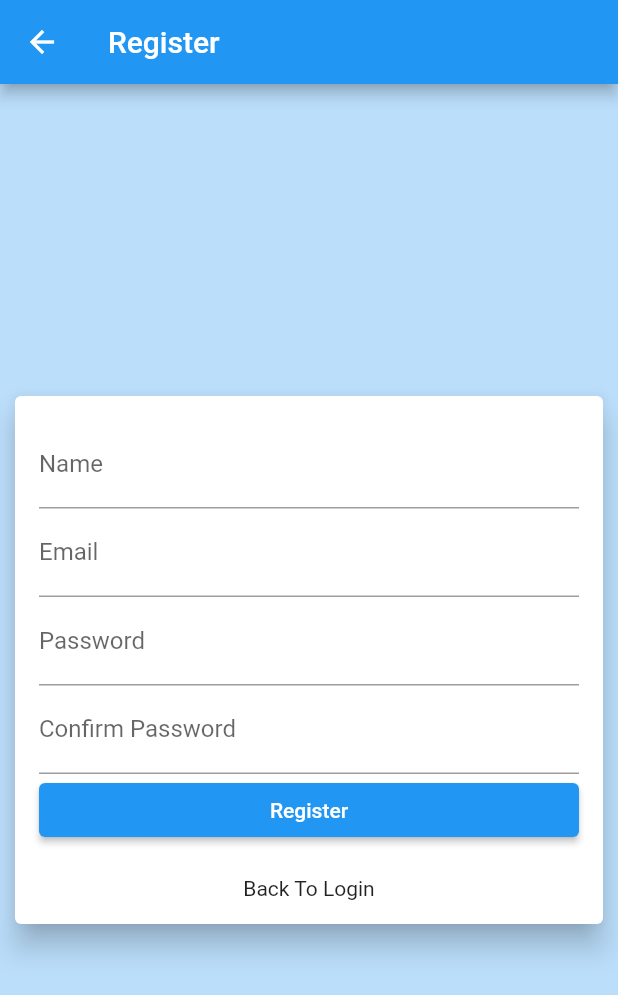
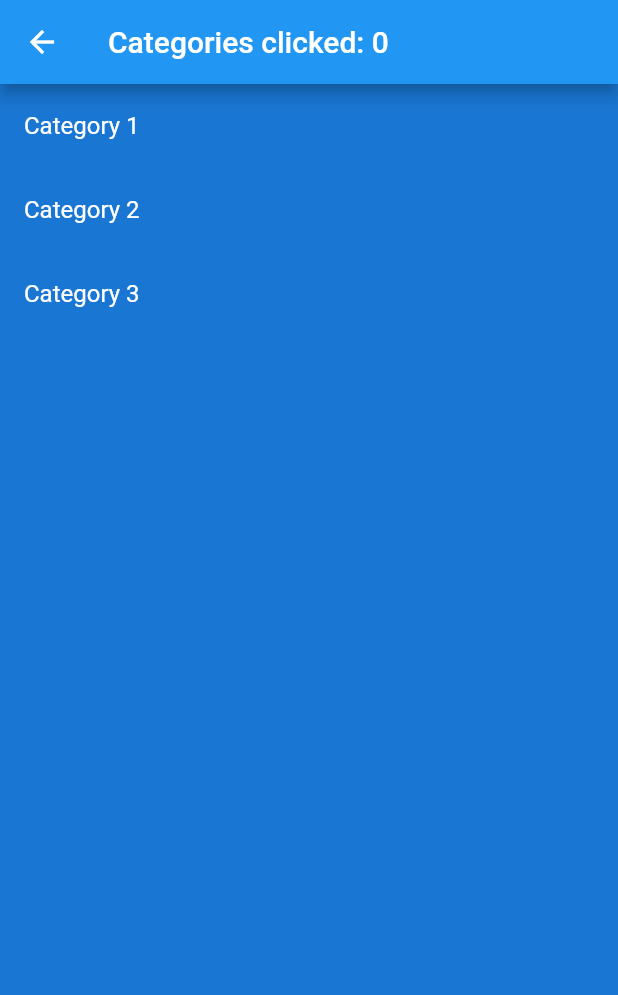
Before and after one commit to ahmadhafis/flutter_app, a Flutter app: the Register screen opened by its route, after a tap on "Register", on a phone screen of 412 x 824 dp. Shown: the top 995 px of the screen. Run offline on Flutter 3.47's test engine with Material 2 defaults, Android fonts, the phone set to English and light mode, and no system bars.

Commit message:
Add Categories Screen

```diff
--- a/lib/main.dart
+++ b/lib/main.dart
@@ -1,4 +1,5 @@
 import 'package:flutter/material.dart';
+import 'package:flutter_app/screens/categories.dart';
 import 'package:flutter_app/screens/login.dart';
 import 'package:flutter_app/screens/register.dart';
 
@@ -11,10 +12,12 @@ class MyApp extends StatelessWidget {
   Widget build(BuildContext context) {
     return MaterialApp(
       title: 'Material App',
+      debugShowCheckedModeBanner: false,
       home: Login(),
       routes: {
         '/login': (context) => Login(),
         '/register': (context) => Register(),
+        '/categories': (context) => Categories()
       },
     );
   }
--- /dev/null
+++ b/lib/screens/categories.dart
@@ -0,0 +1,49 @@
+// ignore_for_file: prefer_const_constructors
+import 'package:flutter/material.dart';
+
+class Categories extends StatefulWidget {
+  const Categories({
+    Key key
+    }) : super(key: key);
+
+  @override
+  State<Categories> createState() => _CategoriesState();
+}
+
+class _CategoriesState extends State<Categories> {
+  final List<String> categories = [
+    'Category 1',
+    'Category 2',
+    'Category 3',
+  ];
+
+  int clicked = 0;
+
+  @override
+  Widget build(BuildContext context) {
+    return Scaffold(
+      appBar: AppBar(
+        title: Text('Categories clicked: ' + clicked.toString()),
+      ),
+      body: Container(
+        color: Theme.of(context).primaryColorDark,
+        child: Center(
+          child: ListView.builder(
+            itemCount: categories.length,
+            itemBuilder: (BuildContext context, int index) {
+              return ListTile(
+                title: Text(
+                  categories[index],
+                  style: TextStyle(
+                    color: Colors.white,
+                  ),
+                ),
+                onTap: () => setState(() => clicked++),
+              );
+            },
+          ),
+        ),
+      ),
+    );
+  }
+}
--- a/lib/screens/register.dart
+++ b/lib/screens/register.dart
@@ -1,4 +1,5 @@
 import 'package:flutter/material.dart';
+import 'package:flutter_app/screens/categories.dart';
 
 class Register extends StatelessWidget {
   const Register({
@@ -49,7 +50,9 @@ class Register extends StatelessWidget {
                         ),
                     ),
                     ElevatedButton(
-                        onPressed: () => print("Register Clicked"),
+                        onPressed: () {
+                          Navigator.pushNamed(context, '/categories');
+                        },
                         child: Text('Register'),
                         style: ElevatedButton.styleFrom(
                           minimumSize: Size(double.infinity, 36),
```
